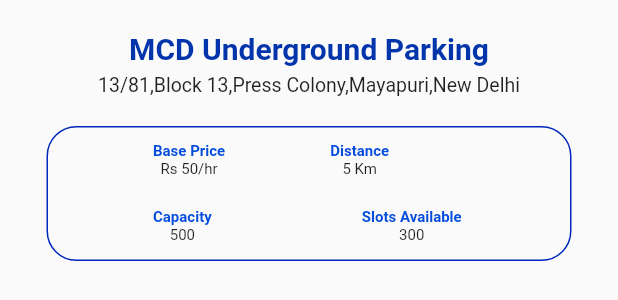
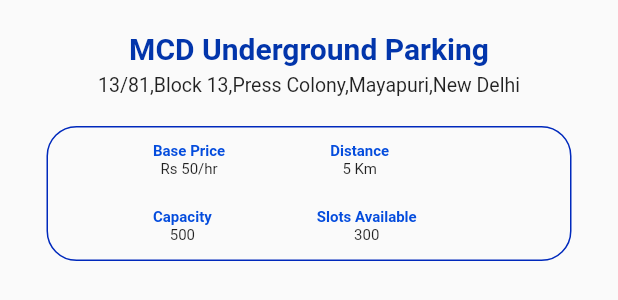
Before and after one commit to Project-Solana/solana_flutter_frontend, a Flutter app: the MyBottomSheet widget shown alone on an empty page, opened directly, on a phone screen of 412 x 824 dp. Shown: the top 300 px of the screen. Run offline on Flutter 3.47's test engine with Material 2 defaults, Android fonts, the phone set to English and light mode, and no system bars; our stand-ins replace curved_navigation_bar, google_fonts; network calls fail; Roboto replaces fonts that are missing (Ubuntu).

Commit message:
Update bottom_sheet.dart

```diff
--- a/lib/screens/bottom_sheet.dart
+++ b/lib/screens/bottom_sheet.dart
@@ -91,7 +91,7 @@ class MyBottomSheet extends StatelessWidget {
                           children: <Widget>[
                             Padding(
                               padding:
-                                  const EdgeInsets.fromLTRB(70, 10, 100, 10),
+                                  const EdgeInsets.fromLTRB(70, 10, 70, 10),
                               child: Column(
                                 children: [
                                   Text(
```
